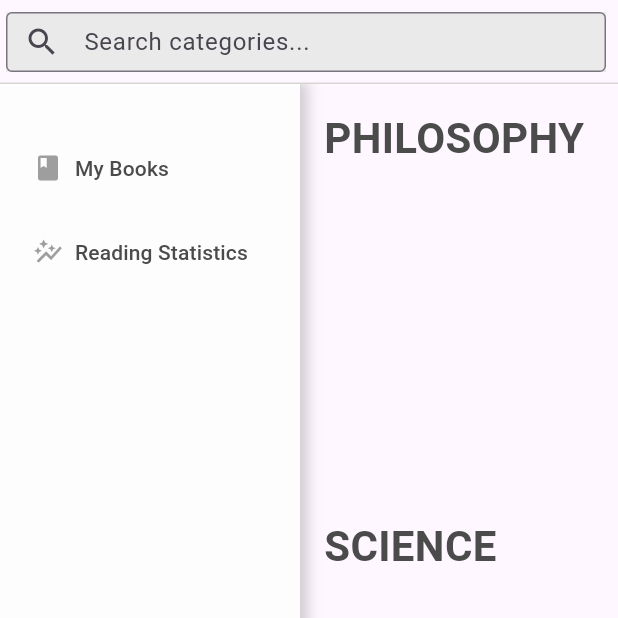
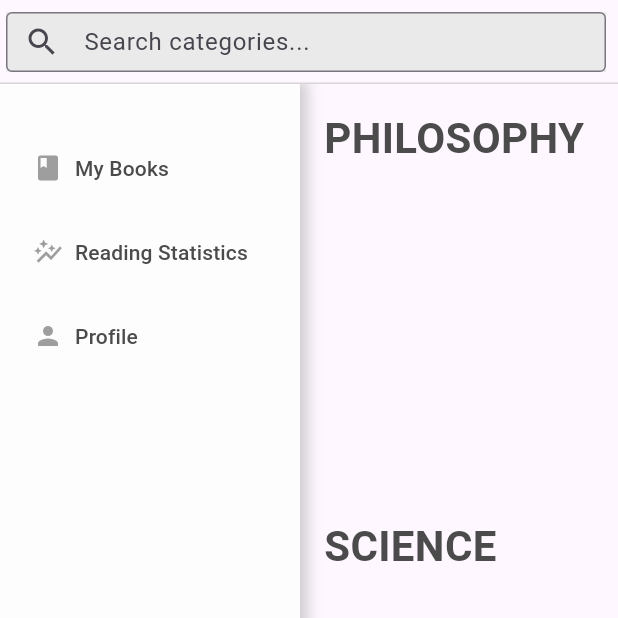
Before and after one commit to ashtondunderdale/file-engine, a Flutter app: the Discover screen opened directly, on a phone screen of 412 x 824 dp, the top half of it. Run offline on Flutter 3.47's test engine with Material 3 defaults, Android fonts, the phone set to English and light mode, and no system bars; missing offline and left inert: google_books_api.

Commit message:
added profile page

```diff
--- a/fluttergames/lib/views/book_page.dart
+++ b/fluttergames/lib/views/book_page.dart
@@ -118,7 +118,7 @@ class _BookPageState extends State<BookPage> {
                   Align(
                     alignment: Alignment.centerLeft,
                     child: Tooltip(
-                      message: myBooks.contains(widget.book) ? "Saved" : "Save",
+                      message: myBooks.contains(widget.book) ? "Unsave" : "Save",
                       child: Padding(
                         padding: const EdgeInsets.only(left: 8),
                         child: IconButton(
--- a/fluttergames/lib/widgets/nav_panel/nav_panel.dart
+++ b/fluttergames/lib/widgets/nav_panel/nav_panel.dart
@@ -1,6 +1,7 @@
 import 'package:flutter/material.dart';
 
 import 'my_books_button.dart';
+import 'profile_button.dart';
 import 'settings_button.dart';
 import 'statistics_button.dart';
 
@@ -28,6 +29,7 @@ class NavPanel extends StatelessWidget {
         children: [
           MyBooksButton(),
           StatisticsButton(),
+          ProfileButton(),
           Spacer(),
           SettingsButton(),
         ],
--- /dev/null
+++ b/fluttergames/lib/widgets/nav_panel/profile_button.dart
@@ -0,0 +1,41 @@
+import 'package:flutter/material.dart';
+import 'package:fluttergames/views/profile.dart';
+
+import '../../globals.dart';
+
+class ProfileButton extends StatelessWidget {
+  const ProfileButton({super.key});
+
+  @override
+  Widget build(BuildContext context) {
+    return Padding(
+      padding: const EdgeInsets.only(top: 8, bottom: 16),
+      child: SizedBox(
+        width: 180,
+        child: TextButton(
+          onPressed: () {
+            Navigator.push(context, MaterialPageRoute(builder: (context) => const Profile()));
+          },
+          child: Row(
+            children: [
+              const Padding(
+                padding: EdgeInsets.only(right: 8),
+                child: Icon(
+                  Icons.person,
+                  size: 20,
+                  color: Colors.grey,
+                ),
+              ),
+              Text(
+                "Profile",
+                style: TextStyle(
+                  color: textColour,
+                ),
+              ),
+            ],
+          ),
+        ),
+      ),
+    );
+  }
+}
```
Also changed, not shown: fluttergames/lib/views/profile.dart (added, +30 -0 lines).
